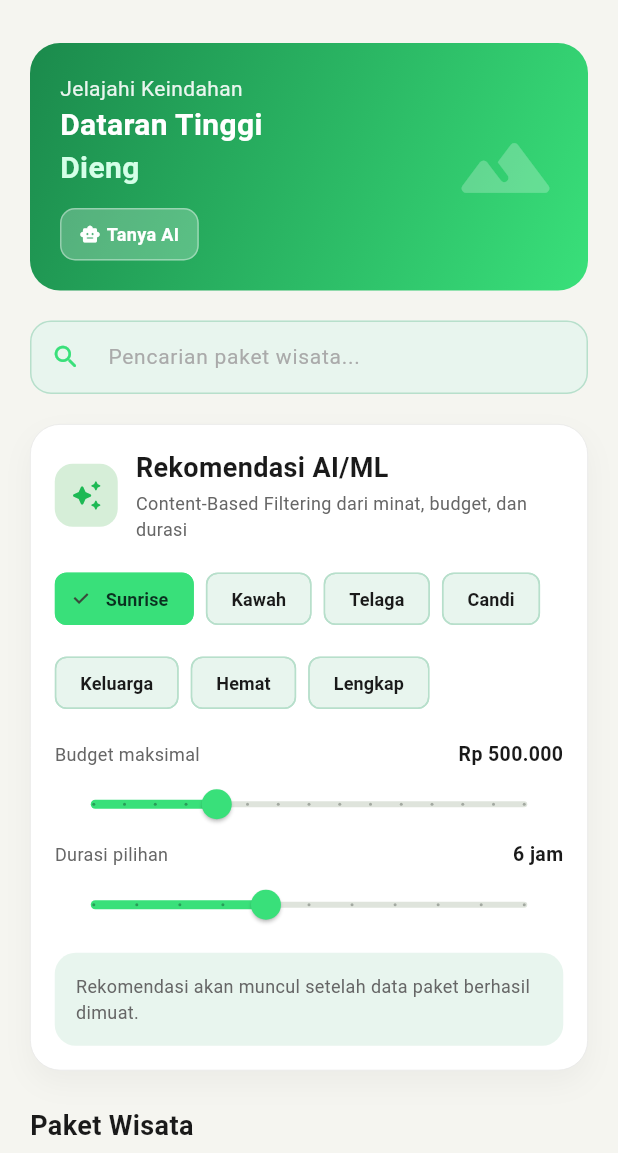
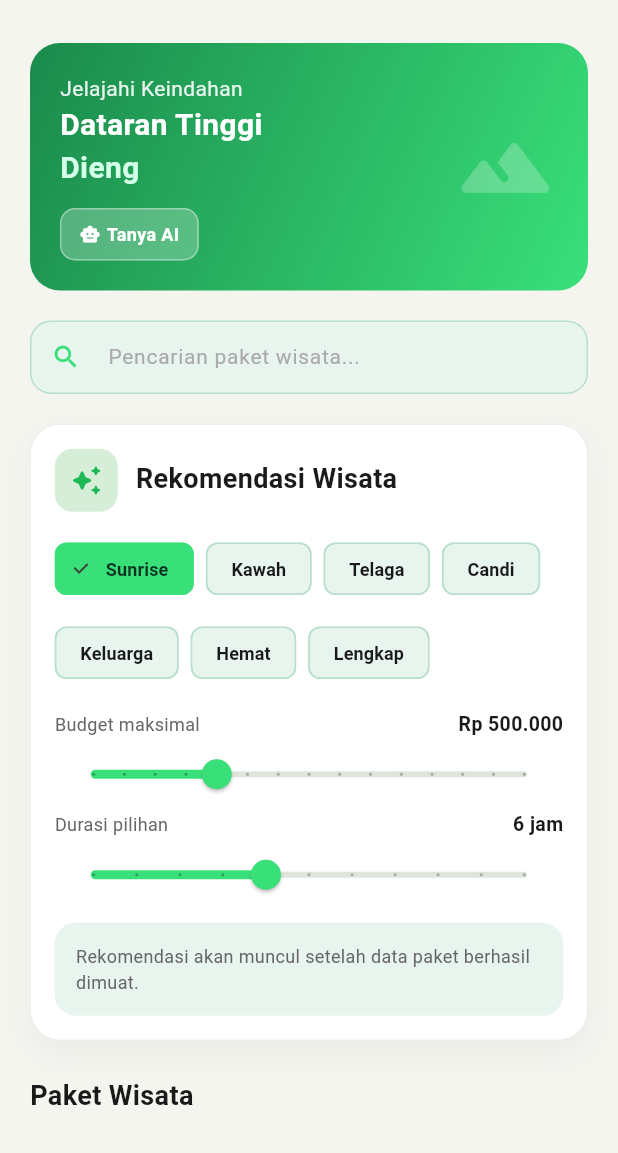
Before and after one commit to gogopowercoding/mobile_Jeep, a Flutter app: the HomeTab screen opened directly, on a phone screen of 412 x 824 dp, the part 83-1236 px from its top. Run offline on Flutter 3.47's test engine with Material 3 defaults, Android fonts, the phone set to English and light mode, and no system bars; our stand-ins replace dio, flutter_local_notifications, flutter_map, geocoding, geolocator, get and 8 more; accounts and stored records are empty; network calls fail; Roboto replaces fonts that are missing (Poppins).

Commit message:
last check

```diff
--- a/jepora/lib/core/constants/app_constants.dart
+++ b/jepora/lib/core/constants/app_constants.dart
@@ -4,7 +4,7 @@ class AppConstants {
   // static const String baseUrl = 'http://10.0.2.2:3000/api';
 
   // Device fisik: IP komputer kamu, untuk testing di hp
-  static const String baseUrl = 'http://192.168.26.245:3000/api';
+  static const String baseUrl = 'http://192.168.100.12:3000/api';
 
   // Storage keys
   static const String tokenKey       = 'auth_token';
--- a/jepora/lib/presentation/screens/pelanggan/home/home_tab.dart
+++ b/jepora/lib/presentation/screens/pelanggan/home/home_tab.dart
@@ -401,12 +401,8 @@ class _AiPackageRecommendationSection extends StatelessWidget {
                   child: Column(
                     crossAxisAlignment: CrossAxisAlignment.start,
                     children: [
-                      Text('Rekomendasi AI/ML', style: AppTextStyles.h3),
+                      Text('Rekomendasi Wisata', style: AppTextStyles.h3),
                       SizedBox(height: 2),
-                      Text(
-                        'Content-Based Filtering dari minat, budget, dan durasi',
-                        style: AppTextStyles.caption,
-                      ),
                     ],
                   ),
                 ),
```
